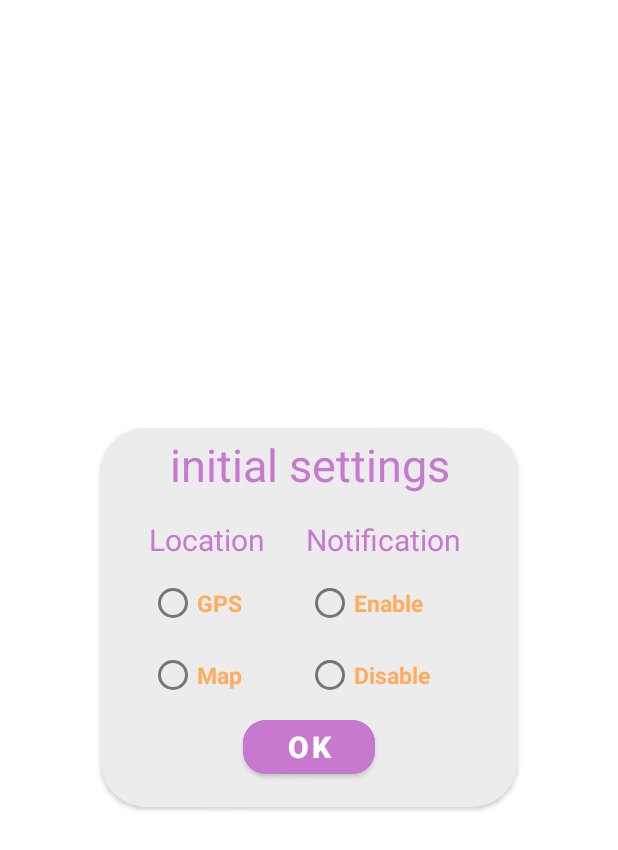
After one commit to ShroukMohamed16/WeatherTracker, an Android app: the layout fragment_initial_dialog.xml on its own in the app's theme, with its tools: preview values and no code run, on a phone screen of 412 x 824 dp. The commit adds this screen. Shown: the top 850 px of the screen. Run offline under Robolectric (Android 15) with nearby library versions, the phone set to English and light mode, and no system bars.

Commit message:
handle initial settings

```diff
--- a/app/src/main/java/com/example/weathertracker/MainActivity.kt
+++ b/app/src/main/java/com/example/weathertracker/MainActivity.kt
@@ -20,8 +20,7 @@ class MainActivity : AppCompatActivity() {
 
         initUI()
 
-        val customDialog = InitialDialog(this)
-        customDialog.show()
+
 
         val  actionBar = supportActionBar
         if(actionBar != null) {
--- a/app/src/main/res/layout/alert_item.xml
+++ b/app/src/main/res/layout/alert_item.xml
@@ -52,7 +52,7 @@
             android:layout_height="0dp"
             android:layout_marginStart="16dp"
             android:gravity="center"
-            android:text="to"
+            android:text="@string/to"
             android:textColor="@color/white"
             android:textSize="20sp"
             android:textStyle="bold"
--- a/app/src/main/res/layout/fragment_alarm.xml
+++ b/app/src/main/res/layout/fragment_alarm.xml
@@ -50,6 +50,7 @@
         android:foreground="@drawable/ripple"
         app:layout_constraintBottom_toBottomOf="parent"
         app:layout_constraintEnd_toEndOf="parent"
-                app:rippleColor="@color/green" />
+        app:rippleColor="@color/green"
+        tools:ignore="SpeakableTextPresentCheck" />
 
         </androidx.constraintlayout.widget.ConstraintLayout>
--- /dev/null
+++ b/app/src/main/res/layout/fragment_initial_dialog.xml
@@ -0,0 +1,136 @@
+<?xml version="1.0" encoding="utf-8"?>
+    <androidx.cardview.widget.CardView xmlns:android="http://schemas.android.com/apk/res/android"
+        xmlns:app="http://schemas.android.com/apk/res-auto"
+        xmlns:tools="http://schemas.android.com/tools"
+        android:layout_width="300dp"
+        android:layout_height="wrap_content"
+        app:cardCornerRadius="30dp"
+        android:layout_gravity="center"
+        app:cardUseCompatPadding="true"
+        tools:context=".InitialDialogFragment">
+
+
+        <androidx.constraintlayout.widget.ConstraintLayout
+            android:layout_width="match_parent"
+            android:layout_height="match_parent"
+            android:background="#6AD2D2D2">
+            <TextView
+                android:id="@+id/textView7"
+                android:layout_width="300dp"
+                android:layout_height="wrap_content"
+                android:layout_marginTop="4dp"
+                android:gravity="center"
+                android:text="initial settings"
+                android:textColor="@color/centerColor"
+                android:textSize="30sp"
+                app:layout_constraintEnd_toEndOf="parent"
+                app:layout_constraintHorizontal_bias="0.504"
+                app:layout_constraintStart_toStartOf="parent"
+                app:layout_constraintTop_toTopOf="parent" />
+
+            <TextView
+                android:id="@+id/textView8"
+                android:layout_width="150dp"
+                android:layout_height="wrap_content"
+                android:layout_marginStart="32dp"
+                android:layout_marginTop="16dp"
+                android:text="@string/location"
+                android:textColor="@color/centerColor"
+                android:textSize="20sp"
+                app:layout_constraintStart_toStartOf="parent"
+                app:layout_constraintTop_toBottomOf="@+id/textView7" />
+
+            <RadioGroup
+                android:id="@+id/location_radioGroup"
+                android:layout_width="wrap_content"
+                android:layout_height="wrap_content"
+                android:layout_marginTop="32dp"
+                android:orientation="vertical"
+                app:layout_constraintEnd_toEndOf="@+id/textView8"
+                app:layout_constraintHorizontal_bias="0.0"
+                app:layout_constraintStart_toStartOf="@+id/textView8"
+                app:layout_constraintTop_toTopOf="@+id/textView8">
+
+                <com.google.android.material.radiobutton.MaterialRadioButton
+                    android:id="@+id/gps_initial_dialog_radioButton"
+                    android:layout_width="100dp"
+                    android:layout_height="wrap_content"
+                    android:text="GPS"
+                    android:textColor="@color/startColor"
+                    android:textSize="15sp"
+                    android:textStyle="bold" />
+
+                <com.google.android.material.radiobutton.MaterialRadioButton
+                    android:id="@+id/map_initial_dialog_radioButton"
+                    android:layout_width="100dp"
+                    android:layout_height="wrap_content"
+                    android:text="Map"
+                    android:textColor="@color/startColor"
+                    android:textSize="15sp"
+                    android:textStyle="bold" />
+            </RadioGroup>
+
+            <com.google.android.material.button.MaterialButton
+                android:id="@+id/ok_btn_initial_dialog"
+                android:layout_width="wrap_content"
+                android:layout_height="wrap_content"
+                android:layout_marginBottom="16dp"
+                android:backgroundTint="@color/centerColor"
+                android:text="Ok"
+                android:textColor="@color/white"
+                android:textSize="20sp"
+                android:textStyle="bold"
+                app:cornerRadius="15dp"
+                app:layout_constraintBottom_toBottomOf="parent"
+                app:layout_constraintEnd_toEndOf="parent"
+                app:layout_constraintStart_toStartOf="parent"
+                app:layout_constraintTop_toBottomOf="@+id/location_radioGroup" />
+
+            <TextView
+                android:id="@+id/textView9"
+                android:layout_width="150dp"
+                android:layout_height="wrap_content"
+                android:text="@string/notification"
+                android:textColor="@color/centerColor"
+                android:textSize="20sp"
+                app:layout_constraintBottom_toBottomOf="@+id/textView8"
+                app:layout_constraintEnd_toEndOf="parent"
+                app:layout_constraintHorizontal_bias="0.837"
+                app:layout_constraintStart_toEndOf="@+id/textView8"
+                app:layout_constraintTop_toTopOf="@+id/textView8"
+                app:layout_constraintVertical_bias="0.0" />
+            <RadioGroup
+                android:id="@+id/notification_radioGroup"
+                android:layout_width="wrap_content"
+                android:layout_height="wrap_content"
+                android:layout_marginTop="32dp"
+                android:orientation="vertical"
+                app:layout_constraintEnd_toEndOf="@+id/textView9"
+                app:layout_constraintHorizontal_bias="0.0"
+                app:layout_constraintStart_toStartOf="@+id/textView9"
+                app:layout_constraintTop_toTopOf="@+id/textView9">
+
+                <com.google.android.material.radiobutton.MaterialRadioButton
+                    android:id="@+id/enable_notification_dialog_radioButton"
+                    android:layout_width="100dp"
+                    android:layout_height="wrap_content"
+                    android:text="Enable"
+                    android:textColor="@color/startColor"
+                    android:textSize="15sp"
+                    android:textStyle="bold" />
+
+                <com.google.android.material.radiobutton.MaterialRadioButton
+                    android:id="@+id/disable_notification_initial_dialog_radioButton"
+                    android:layout_width="100dp"
+                    android:layout_height="wrap_content"
+                    android:text="Disable"
+                    android:textColor="@color/startColor"
+                    android:textSize="15sp"
+                    android:textStyle="bold" />
+            </RadioGroup>
+
+
+
+
+        </androidx.constraintlayout.widget.ConstraintLayout>
+</androidx.cardview.widget.CardView>
```
Also changed, not shown: app/build.gradle (+8 -0 lines), app/src/main/AndroidManifest.xml (+12 -2 lines), app/src/main/java/com/example/weathertracker/InitialDialog.kt (deleted, +0 -16 lines), app/src/main/java/com/example/weathertracker/InitialDialogFragment.kt (added, +82 -0 lines), app/src/main/java/com/example/weathertracker/MapActivity.kt (added, +11 -0 lines), app/src/main/java/com/example/weathertracker/SplashScreen.kt (+27 -5 lines), app/src/main/res/layout/activity_map.xml (added, +12 -0 lines), app/src/main/res/layout/intial_dialog.xml (deleted, +0 -134 lines). Lines whose indentation alone changed are shown as unchanged.
